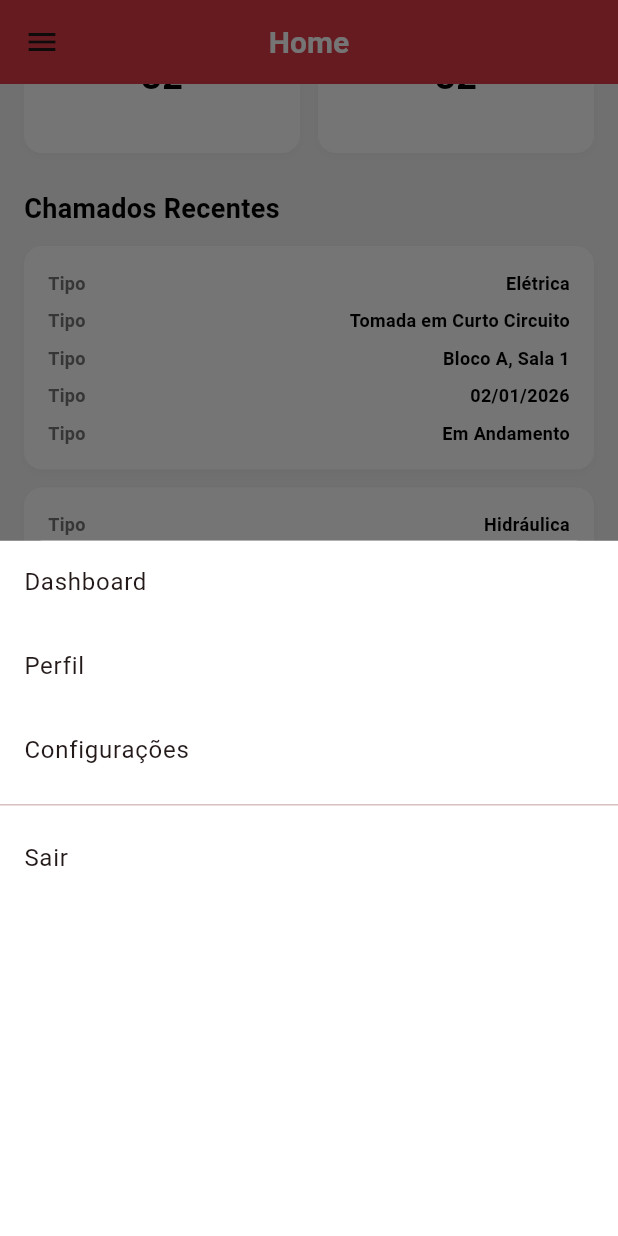
After one commit to VictorHCamargo/PredialFix, a Flutter app: the DashboardScreen screen opened directly, scrolled down 350 dp, after a tap on the "menu" icon, on a phone screen of 412 x 824 dp. The commit adds this screen. Run offline on Flutter 3.47's test engine with Material 3 defaults, Android fonts, the phone set to English and light mode, and no system bars.

Commit message:
update 04/05

```diff
--- /dev/null
+++ b/projeto/mobile/lib/models/chamado.dart
@@ -0,0 +1,55 @@
+class Chamado {
+  final String id;
+  final String tipo;
+  final String descricao;
+  final String local;
+  final String data;
+  final String status;
+
+  Chamado({
+    required this.id,
+    required this.tipo,
+    required this.descricao,
+    required this.local,
+    required this.data,
+    required this.status,
+  });
+
+  // Dados de exemplo
+  static List<Chamado> exemplosChamados() {
+    return [
+      Chamado(
+        id: '1',
+        tipo: 'Elétrica',
+        descricao: 'Tomada em Curto Circuito',
+        local: 'Bloco A, Sala 1',
+        data: '02/01/2026',
+        status: 'Em Andamento',
+      ),
+      Chamado(
+        id: '2',
+        tipo: 'Hidráulica',
+        descricao: 'Vazamento de Água',
+        local: 'Bloco B, Sala 5',
+        data: '01/01/2026',
+        status: 'Concluído',
+      ),
+      Chamado(
+        id: '3',
+        tipo: 'Elétrica',
+        descricao: 'Lâmpada Queimada',
+        local: 'Corredor 1',
+        data: '31/12/2025',
+        status: 'Em Andamento',
+      ),
+      Chamado(
+        id: '4',
+        tipo: 'Limpeza',
+        descricao: 'Limpeza Geral',
+        local: 'Bloco C',
+        data: '30/12/2025',
+        status: 'Pendente',
+      ),
+    ];
+  }
+}
--- /dev/null
+++ b/projeto/mobile/lib/screens/dashboard_screen.dart
@@ -0,0 +1,325 @@
+import 'package:flutter/material.dart';
+import '../models/chamado.dart';
+import 'login_screen.dart';
+
+class DashboardScreen extends StatefulWidget {
+  const DashboardScreen({super.key});
+
+  @override
+  State<DashboardScreen> createState() => _DashboardScreenState();
+}
+
+class _DashboardScreenState extends State<DashboardScreen> {
+  late List<Chamado> chamados;
+
+  @override
+  void initState() {
+    super.initState();
+    chamados = Chamado.exemplosChamados();
+  }
+
+  void _logout() {
+    Navigator.of(context).pushAndRemoveUntil(
+      MaterialPageRoute(builder: (context) => const LoginScreen()),
+      (route) => false,
+    );
+  }
+
+  @override
+  Widget build(BuildContext context) {
+    return Scaffold(
+      backgroundColor: Colors.grey[100],
+      appBar: AppBar(
+        backgroundColor: const Color(0xFFE63946),
+        elevation: 0,
+        leading: IconButton(
+          icon: const Icon(Icons.menu),
+          onPressed: () {
+            showModalBottomSheet(
+              context: context,
+              builder: (context) => Container(
+                color: Colors.white,
+                child: ListView(
+                  children: [
+                    ListTile(
+                      title: const Text('Dashboard'),
+                      onTap: () => Navigator.pop(context),
+                    ),
+                    ListTile(
+                      title: const Text('Perfil'),
+                      onTap: () => Navigator.pop(context),
+                    ),
+                    ListTile(
+                      title: const Text('Configurações'),
+                      onTap: () => Navigator.pop(context),
+                    ),
+                    const Divider(),
+                    ListTile(
+                      title: const Text('Sair'),
+                      onTap: () {
+                        Navigator.pop(context);
+                        _logout();
+                      },
+                    ),
+                  ],
+                ),
+              ),
+            );
+          },
+        ),
+        title: const Text(
+          'Home',
+          style: TextStyle(
+            color: Colors.white,
+            fontSize: 20,
+            fontWeight: FontWeight.bold,
+          ),
+        ),
+        centerTitle: true,
+      ),
+      body: ListView(
+        padding: const EdgeInsets.all(16),
+        children: [
+          // Cards de Estatísticas
+          GridView.count(
+            crossAxisCount: 2,
+            crossAxisSpacing: 12,
+            mainAxisSpacing: 12,
+            shrinkWrap: true,
+            physics: const NeverScrollableScrollPhysics(),
+            children: [
+              _buildStatCard('Chamados Feitos', '32'),
+              _buildStatCard('Chamados Feitos', '32'),
+              _buildStatCard('Chamados Feitos', '32'),
+              _buildStatCard('Chamados Feitos', '32'),
+            ],
+          ),
+          const SizedBox(height: 24),
+
+          // Título Chamados Recentes
+          const Text(
+            'Chamados Recentes',
+            style: TextStyle(
+              fontSize: 18,
+              fontWeight: FontWeight.bold,
+              color: Colors.black,
+            ),
+          ),
+          const SizedBox(height: 12),
+
+          // Lista de Chamados
+          ...chamados.map((chamado) => _buildChamadoCard(chamado)),
+        ],
+      ),
+    );
+  }
+
+  Widget _buildStatCard(String title, String count) {
+    return Container(
+      decoration: BoxDecoration(
+        color: Colors.white,
+        borderRadius: BorderRadius.circular(12),
+        boxShadow: [
+          BoxShadow(
+            color: Colors.grey.withValues(alpha: 0.1),
+            blurRadius: 4,
+            offset: const Offset(0, 2),
+          ),
+        ],
+      ),
+      child: Column(
+        mainAxisAlignment: MainAxisAlignment.center,
+        children: [
+          Container(
+            width: 50,
+            height: 50,
+            decoration: BoxDecoration(
+              color: const Color(0xFFE63946),
+              borderRadius: BorderRadius.circular(8),
+            ),
+          ),
+          const SizedBox(height: 12),
+          Text(
+            title,
+            textAlign: TextAlign.center,
+            style: const TextStyle(
+              fontSize: 12,
+              fontWeight: FontWeight.w500,
+              color: Colors.grey,
+            ),
+          ),
+          const SizedBox(height: 4),
+          Text(
+            count,
+            style: const TextStyle(
+              fontSize: 24,
+              fontWeight: FontWeight.bold,
+              color: Colors.black,
+            ),
+          ),
+        ],
+      ),
+    );
+  }
+
+  Widget _buildChamadoCard(Chamado chamado) {
+    return Container(
+      margin: const EdgeInsets.only(bottom: 12),
+      padding: const EdgeInsets.all(16),
+      decoration: BoxDecoration(
+        color: Colors.white,
+        borderRadius: BorderRadius.circular(12),
+        boxShadow: [
+          BoxShadow(
+            color: Colors.grey.withValues(alpha: 0.1),
+            blurRadius: 4,
+            offset: const Offset(0, 2),
+          ),
+        ],
+      ),
+      child: Column(
+        crossAxisAlignment: CrossAxisAlignment.start,
+        children: [
+          // Primeira linha: Tipo - Descrição
+          Row(
+            children: [
+              Expanded(
+                child: Text(
+                  'Tipo',
+                  style: TextStyle(
+                    fontSize: 12,
+                    fontWeight: FontWeight.w600,
+                    color: Colors.grey[600],
+                  ),
+                ),
+              ),
+              Expanded(
+                child: Text(
+                  chamado.tipo,
+                  textAlign: TextAlign.right,
+                  style: const TextStyle(
+                    fontSize: 12,
+                    fontWeight: FontWeight.bold,
+                    color: Colors.black,
+                  ),
+                ),
+              ),
+            ],
+          ),
+          const SizedBox(height: 8),
+
+          // Segunda linha: Tipo - Descrição
+          Row(
+            children: [
+              Expanded(
+                child: Text(
+                  'Tipo',
+                  style: TextStyle(
+                    fontSize: 12,
+                    fontWeight: FontWeight.w600,
+                    color: Colors.grey[600],
+                  ),
+                ),
+              ),
+              Expanded(
+                child: Text(
+                  chamado.descricao,
+                  textAlign: TextAlign.right,
+                  style: const TextStyle(
+                    fontSize: 12,
+                    fontWeight: FontWeight.bold,
+                    color: Colors.black,
+                  ),
+                ),
+              ),
+            ],
+          ),
+          const SizedBox(height: 8),
+
+          // Terceira linha: Local
+          Row(
+            children: [
+              Expanded(
+                child: Text(
+                  'Tipo',
+                  style: TextStyle(
+                    fontSize: 12,
+                    fontWeight: FontWeight.w600,
+                    color: Colors.grey[600],
+                  ),
+                ),
+              ),
+              Expanded(
+                child: Text(
+                  chamado.local,
+                  textAlign: TextAlign.right,
+                  style: const TextStyle(
+                    fontSize: 12,
+                    fontWeight: FontWeight.bold,
+                    color: Colors.black,
+                  ),
+                ),
+              ),
+            ],
+          ),
+          const SizedBox(height: 8),
+
+          // Quarta linha: Data
+          Row(
+            children: [
+              Expanded(
+                child: Text(
+                  'Tipo',
+                  style: TextStyle(
+                    fontSize: 12,
+                    fontWeight: FontWeight.w600,
+                    color: Colors.grey[600],
+                  ),
+                ),
+              ),
+              Expanded(
+                child: Text(
+                  chamado.data,
+                  textAlign: TextAlign.right,
+                  style: const TextStyle(
+                    fontSize: 12,
+                    fontWeight: FontWeight.bold,
+                    color: Colors.black,
+                  ),
+                ),
+              ),
+            ],
+          ),
+          const SizedBox(height: 8),
+
+          // Quinta linha: Status
+          Row(
+            children: [
+              Expanded(
+                child: Text(
+                  'Tipo',
+                  style: TextStyle(
+                    fontSize: 12,
+                    fontWeight: FontWeight.w600,
+                    color: Colors.grey[600],
+                  ),
+                ),
+              ),
+              Expanded(
+                child: Text(
+                  chamado.status,
+                  textAlign: TextAlign.right,
+                  style: const TextStyle(
+                    fontSize: 12,
+                    fontWeight: FontWeight.bold,
+                    color: Colors.black,
+                  ),
+                ),
+              ),
+            ],
+          ),
+        ],
+      ),
+    );
+  }
+}
--- a/projeto/mobile/lib/screens/login_screen.dart
+++ b/projeto/mobile/lib/screens/login_screen.dart
@@ -1,5 +1,6 @@
 import 'package:flutter/material.dart';
 import 'register_screen.dart';
+import 'dashboard_screen.dart';
 
 class LoginScreen extends StatefulWidget {
   const LoginScreen({super.key});
@@ -37,8 +38,12 @@ class _LoginScreenState extends State<LoginScreen> {
     // Simula uma requisição de login
     Future.delayed(const Duration(seconds: 2), () {
       setState(() => _isLoading = false);
-      ScaffoldMessenger.of(context).showSnackBar(
-        const SnackBar(content: Text('Login realizado com sucesso!')),
+
+      // Navega para o Dashboard após login bem-sucedido
+      Navigator.of(context).pushReplacement(
+        MaterialPageRoute(
+          builder: (context) => const DashboardScreen(),
+        ),
       );
     });
   }
```
Also changed, not shown: 1 other file.
